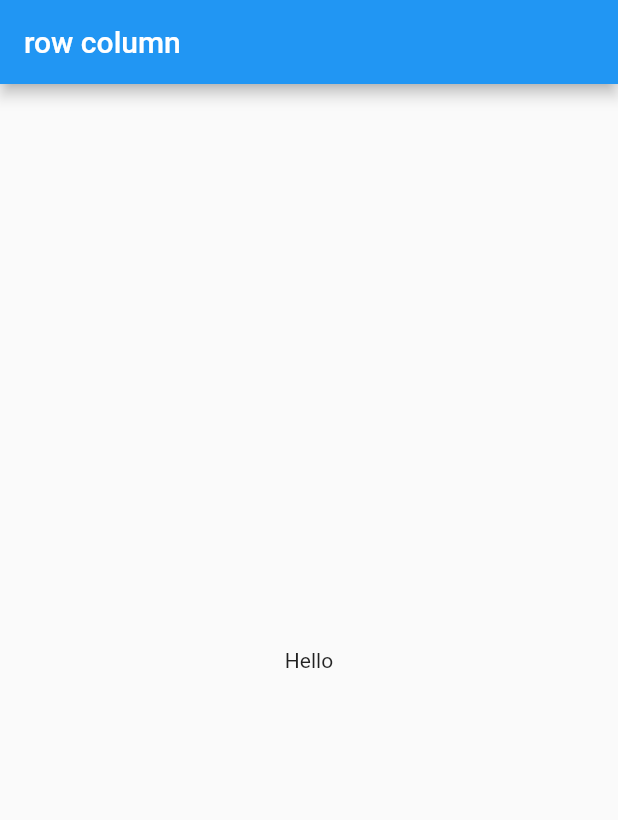
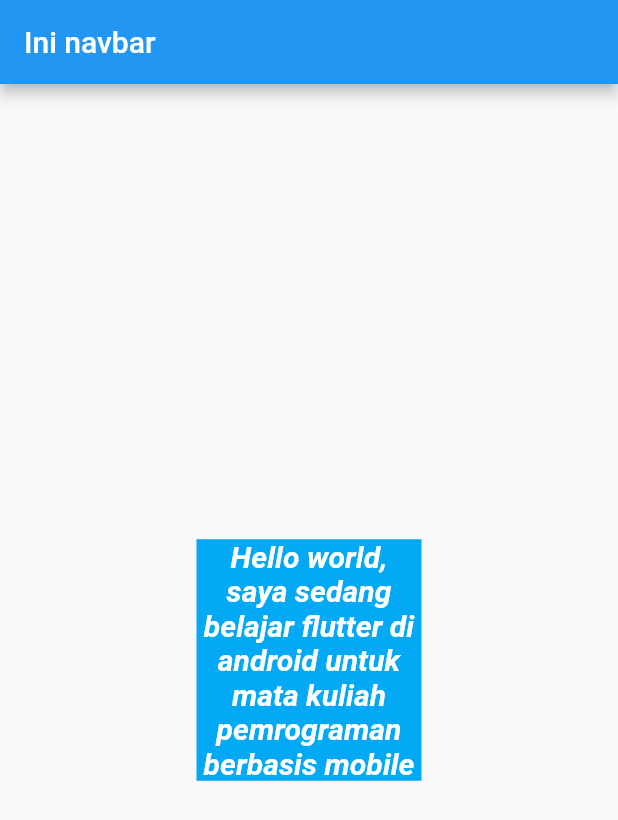
Before and after one commit to gunzxx/Flutter-Learn, a Flutter app: the screen it shows after launch, on a phone screen of 412 x 824 dp. Shown: the top 820 px of the screen. Run offline on Flutter 3.47's test engine with Material 2 defaults, Android fonts, the phone set to English and light mode, and no system bars.

Commit message:
text widget

```diff
--- a/f_01/lib/main.dart
+++ b/f_01/lib/main.dart
@@ -1,6 +1,8 @@
 import 'package:flutter/material.dart';
 
 void main() => runApp(const MyApp());
+
+int angka = 1;
 
 class MyApp extends StatelessWidget {
   const MyApp({super.key});
@@ -8,13 +10,31 @@ class MyApp extends StatelessWidget {
   @override
   Widget build(BuildContext context) {
     return MaterialApp(
+      debugShowCheckedModeBanner: false,
+      // darkTheme: true,
       home: Scaffold(
         appBar: AppBar(
-          title: Text("row column"),
+          title: const Text("Ini navbar"),
         ),
         body: Center(
-          child: Text("Hello"),
-        ),
+            child: Container(
+          color: Colors.lightBlue,
+          width: 150,
+          // height: 50,
+          child: const Text(
+            "Hello world, saya sedang belajar flutter di android untuk mata kuliah pemrograman berbasis mobile",
+            // maxLines: 2,
+            overflow: TextOverflow.clip,
+            // softWrap: false,
+            textAlign: TextAlign.center,
+            style: TextStyle(
+              color: Colors.white,
+              fontStyle: FontStyle.italic,
+              fontWeight: FontWeight.bold,
+              fontSize: 20,
+            ),
+          ),
+        )),
       ),
     );
   }
```
